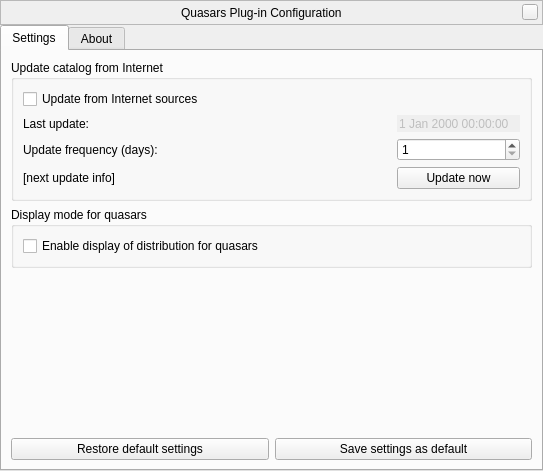
Qt form plugins/Quasars/src/gui/quasarsDialog.ui (519984307/stellarium_src) before a commit.
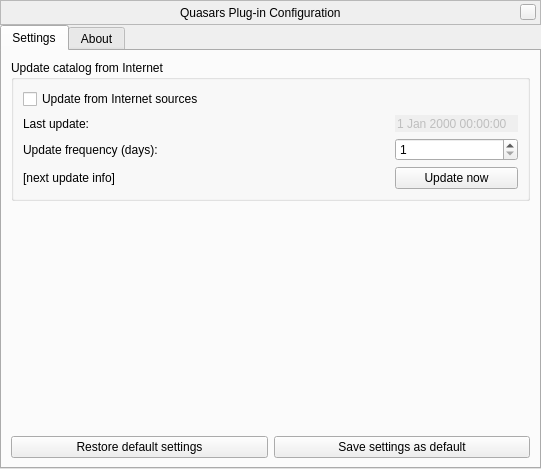
The same form after that commit. Custom widgets are drawn as their Qt base class.

Commit message: disable distribution mode for Quasars plugin; fixed code formatting; improved description for plugins

Diff of the .ui file:
```diff
--- a/plugins/Quasars/src/gui/quasarsDialog.ui
+++ b/plugins/Quasars/src/gui/quasarsDialog.ui
@@ -6,8 +6,8 @@
    <rect>
     <x>0</x>
     <y>0</y>
-    <width>543</width>
-    <height>471</height>
+    <width>541</width>
+    <height>469</height>
    </rect>
   </property>
   <property name="windowTitle">
@@ -229,25 +229,6 @@
          </layout>
         </widget>
        </item>
-       <item>
-        <widget class="QGroupBox" name="displayBox">
-         <property name="title">
-          <string>Display mode for quasars</string>
-         </property>
-         <property name="flat">
-          <bool>true</bool>
-         </property>
-         <layout class="QVBoxLayout" name="verticalLayout">
-          <item>
-           <widget class="QCheckBox" name="displayModeCheckBox">
-            <property name="text">
-             <string>Enable display of distribution for quasars</string>
-            </property>
-           </widget>
-          </item>
-         </layout>
-        </widget>
-       </item>
        <item>
         <spacer name="verticalSpacer_3">
          <property name="orientation">
```
The commit also changes 8 other files.
